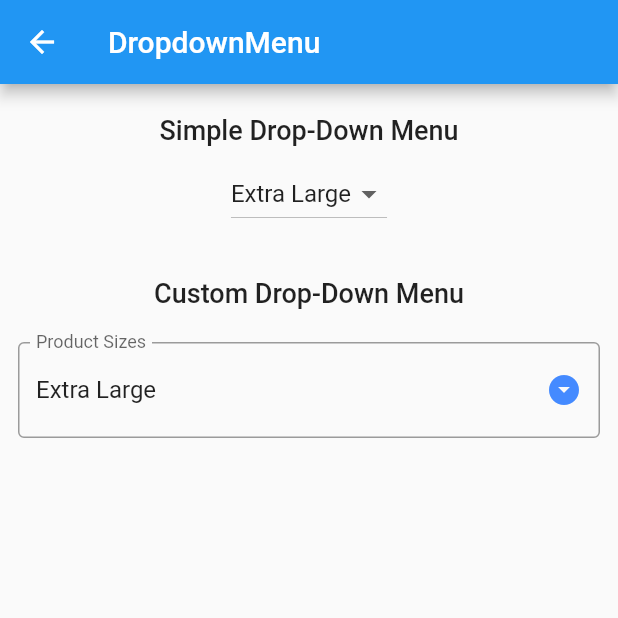
After one commit to LalremLian/GDSC_Flutter, a Flutter app: the DropdownMenuPage screen opened by its route, on a phone screen of 412 x 824 dp, the top half of it. The commit adds this screen. Run offline on Flutter 3.47's test engine with Material 2 defaults, Android fonts, the phone set to English and light mode, and no system bars; our stand-ins replace card_swiper, get, lottie, shimmer; missing offline and left inert: flutter_mobile_vision, fragment_navigate; network calls fail.

Commit message:
Added DropDownPage

```diff
--- /dev/null
+++ b/lib/crash_course_flutter/view/DropDownMenuPage.dart
@@ -0,0 +1,98 @@
+import 'package:flutter/material.dart';
+
+class DropdownMenuPage extends StatefulWidget {
+  DropdownMenuPage({Key? key}) : super(key: key);
+
+  //variables
+
+  @override
+  State<DropdownMenuPage> createState() => _DropdownMenuPageState();
+}
+
+class _DropdownMenuPageState extends State<DropdownMenuPage> {
+  //This is constructor for Drop-Down
+  _DropdownMenuPageState() {
+    selectedValue = productSizeList[0];
+  }
+
+  String? selectedValue = '';
+
+  final productSizeList = [
+    'Extra Large',
+    'Large',
+    'Medium',
+    'Small',
+    'Extra Small'
+  ];
+
+  @override
+  Widget build(BuildContext context) {
+    return Scaffold(
+      appBar: AppBar(
+        title: const Text('DropdownMenu'),
+      ),
+      body: Padding(
+        padding: const EdgeInsets.all(12.0),
+        child: Column(
+          children: [
+            const Padding(
+              padding: EdgeInsets.all(8.0),
+              child: Text('Simple Drop-Down Menu',
+                  style: TextStyle(fontSize: 18, fontWeight: FontWeight.w500)),
+            ),
+
+            //..................................................Simple Drop-Down
+
+            DropdownButton(
+                value: selectedValue,
+                items: productSizeList
+                    .map((e) => DropdownMenuItem(
+                          child: Text(e),
+                          value: e,
+                        ))
+                    .toList(),
+                onChanged: (value) {
+                  setState(() {
+                    selectedValue = value as String;
+                  });
+                }),
+
+            const SizedBox(height: 20,),
+
+            const Padding(
+              padding: EdgeInsets.only(top: 12.0, bottom: 22.0),
+              child: Text('Custom Drop-Down Menu',
+                  style: TextStyle(fontSize: 18, fontWeight: FontWeight.w500)),
+            ),
+
+            //..................................................Custom Drop-Down
+
+            DropdownButtonFormField(
+                value: selectedValue,
+                items: productSizeList
+                    .map((e) => DropdownMenuItem(
+                          child: Text(e),
+                          value: e,
+                        ))
+                    .toList(),
+                onChanged: (value) {
+                  setState(() {
+                    selectedValue = value as String;
+                  });
+                },
+              icon: const Icon(
+                Icons.arrow_drop_down_circle,
+                color: Colors.blueAccent,
+              ),
+
+              dropdownColor: Colors.lightBlue[50],
+              decoration: const InputDecoration(
+                labelText: 'Product Sizes',
+                border: OutlineInputBorder()
+              ),)
+          ],
+        ),
+      ),
+    );
+  }
+}
--- a/lib/crash_course_flutter/widget/DrawerWidget.dart
+++ b/lib/crash_course_flutter/widget/DrawerWidget.dart
@@ -28,8 +28,10 @@ class DrawerWidget extends StatelessWidget {
           ),
           ListTile(
             leading: const Icon(Icons.voicemail),
-            title: const Text("Number2"),
-            onTap: () {},
+            title: const Text("Drop-Down Menu"),
+            onTap: () {
+              Get.toNamed("/dropdownMenuScreen");
+            },
           ),
           const Padding(
             padding: EdgeInsets.all(14.0),
--- a/lib/main.dart
+++ b/lib/main.dart
@@ -18,7 +18,8 @@ class MyApp extends StatelessWidget {
         primarySwatch: Colors.blue,
       ),
       getPages: appRoutes(),
-      initialRoute: "/splashScreen",
+      // initialRoute: "/splashScreen",
+      initialRoute: "/flutterTutorialScreen",
 
       //..............................................This one removes Debug Tag
       debugShowCheckedModeBanner: false,
--- a/lib/routes.dart
+++ b/lib/routes.dart
@@ -12,14 +12,13 @@ import 'API/view/api_get_method.dart';
 import 'API/view/api_home_page.dart';
 import 'GDSC/view/GDSC_home_page.dart';
 import 'binding/ApiHomeBinding.dart';
+import 'crash_course_flutter/view/DropDownMenuPage.dart';
 import 'crash_course_flutter/view/IconChangerPage.dart';
 import 'crash_course_flutter/view/ListViewPage.dart';
 
 appRoutes() => [
-      GetPage(name: "/splashScreen",
-          page: () => const SplashScreen()),
-      GetPage(name: "/dashboardScreen",
-          page: () => const BottomNavBar()),
+      GetPage(name: "/splashScreen", page: () => const SplashScreen()),
+      GetPage(name: "/dashboardScreen", page: () => const BottomNavBar()),
       GetPage(
           name: "/buttonLayoutScreen",
           page: () => const ButtonLayouts(),
@@ -33,15 +32,10 @@ appRoutes() => [
               description: "How don't know",
               price: 12,
               image: "https://pfpmaker.com/_nuxt/img/profile-3-1.3e702c5.png")),
-      GetPage(name: "/GDSCTravelScreen",
-          page: () => const GDSC_Home()),
+      GetPage(name: "/GDSCTravelScreen", page: () => const GDSC_Home()),
+      GetPage(name: "/apiIntegrationScreen", page: () => const ApiMainPage()),
       GetPage(
-          name: "/apiIntegrationScreen",
-          page: () => const ApiMainPage()),
-      GetPage(
-          name: "/getMethod",
-          page: () => ApiHome(),
-          binding: ApiHomeBinding()),
+          name: "/getMethod", page: () => ApiHome(), binding: ApiHomeBinding()),
       GetPage(
           name: "/postMethod",
           page: () => const ApiPostMethod(),
@@ -53,14 +47,15 @@ appRoutes() => [
       GetPage(
           name: "/cardSwiperScreen",
           page: () => CardSwiper(title: "CardSwiper")),
-      GetPage(name: "/flutterTutorialScreen",
+      GetPage(
+          name: "/flutterTutorialScreen",
           page: () => FlutterTutorial(),
           binding: FlutterTutorialBinding(),
           middlewares: [MyMiddelware()],
           transition: Transition.leftToRightWithFade,
           transitionDuration: const Duration(milliseconds: 500)),
-      GetPage(name: "/iconChangerScreen",
-          page: () => const MainBodyStateful()),
+      GetPage(name: "/iconChangerScreen", page: () => const MainBodyStateful()),
+      GetPage(name: "/dropdownMenuScreen", page: () => DropdownMenuPage()),
     ];
 
 class MyMiddelware extends GetMiddleware {
--- a/lib/view/buttonLayouts_page.dart
+++ b/lib/view/buttonLayouts_page.dart
@@ -56,7 +56,7 @@ class ButtonLayouts extends StatelessWidget {
                 decoration: BoxDecoration(
                     borderRadius: BorderRadius.circular(10), color: Colors.green),
                 message: 'My Account',
-                child: FlatButton(
+/*                child: FlatButton(
                   onPressed: () {
 
                   },
@@ -64,7 +64,7 @@ class ButtonLayouts extends StatelessWidget {
                     Icons.account_box,
                     size: 100,
                   ),
-                )),
+                )*/),
           )
         ],
       ),
```
Also changed, not shown: lib/API/controllers/ApiController.dart (+78 -16 lines), lib/API/service/remote_services.dart (+19 -0 lines), lib/API/view/api_get_method.dart (+215 -19 lines), pubspec.lock.
